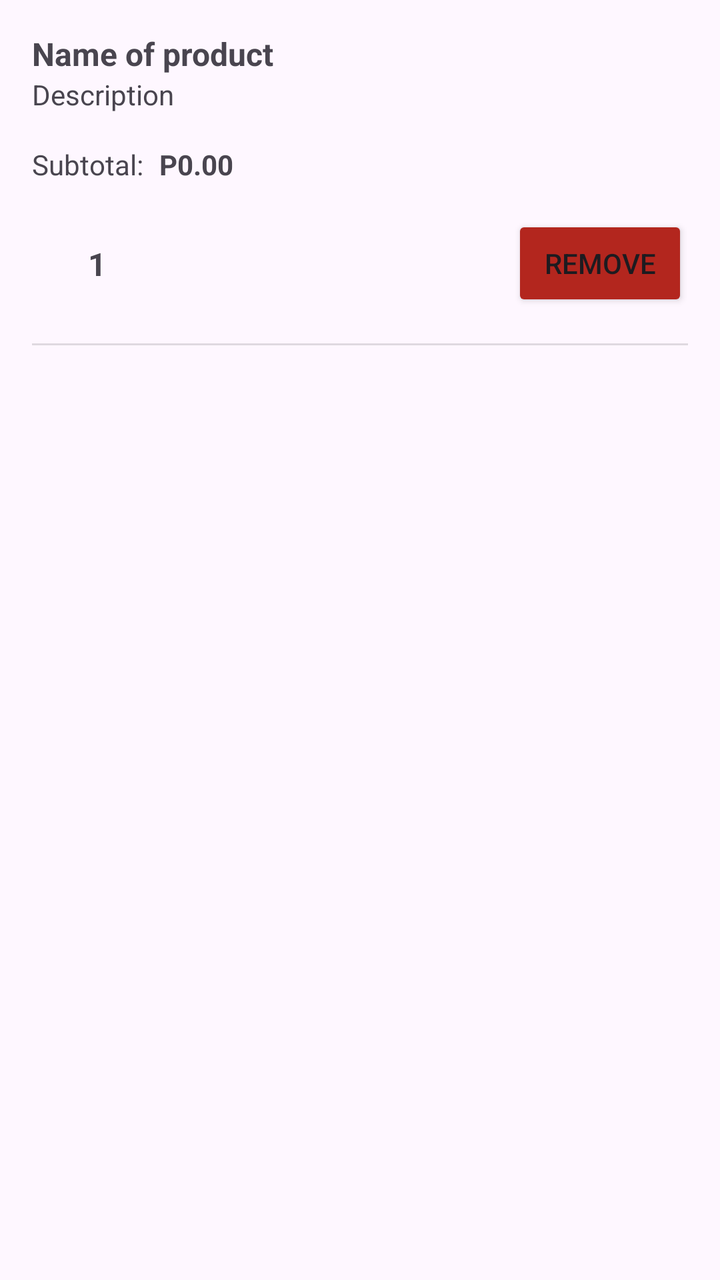
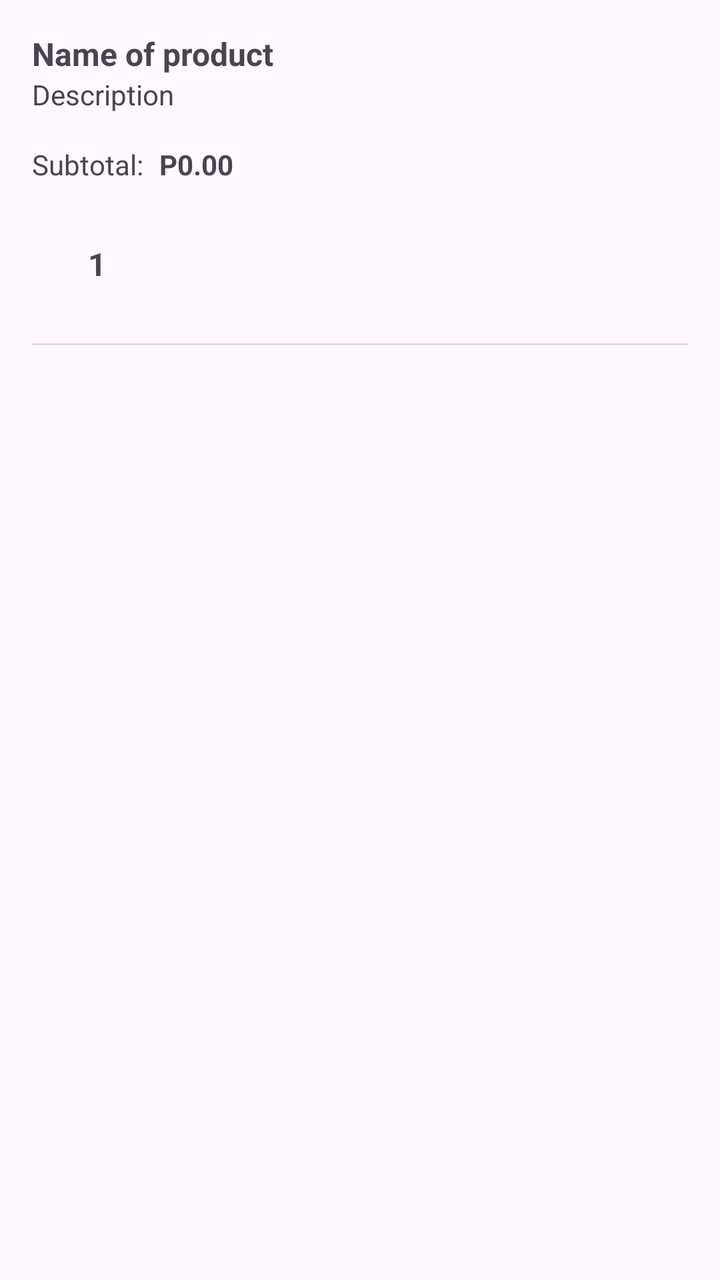

Compare the two renders of this Android layout. The source of the first and the diff that turns it into the second are given below.
<!-- AndroidManifest.xml: application theme Theme.RmmcGabay -->
<!-- res/layout/layout_checkout.xml -->
<?xml version="1.0" encoding="utf-8"?>
<androidx.constraintlayout.widget.ConstraintLayout xmlns:android="http://schemas.android.com/apk/res/android"
    xmlns:app="http://schemas.android.com/apk/res-auto"
    xmlns:tools="http://schemas.android.com/tools"
    android:layout_width="match_parent"
    android:layout_height="wrap_content">

    <TextView
        android:id="@+id/tv_checkout_name"
        android:layout_width="wrap_content"
        android:layout_height="wrap_content"
        android:layout_marginStart="16dp"
        android:layout_marginTop="16dp"
        android:text="Name of product"
        android:textSize="16sp"
        android:textStyle="bold"
        app:layout_constraintStart_toStartOf="parent"
        app:layout_constraintTop_toTopOf="parent" />

    <TextView
        android:id="@+id/tv_checkout_description"
        android:layout_width="wrap_content"
        android:layout_height="wrap_content"
        android:layout_marginStart="16dp"
        android:text="Description"
        app:layout_constraintStart_toStartOf="parent"
        app:layout_constraintTop_toBottomOf="@+id/tv_checkout_name" />

    <TextView
        android:id="@+id/textView4"
        android:layout_width="wrap_content"
        android:layout_height="wrap_content"
        android:layout_marginStart="16dp"
        android:layout_marginTop="16dp"
        android:text="Subtotal:"
        app:layout_constraintStart_toStartOf="parent"
        app:layout_constraintTop_toBottomOf="@+id/tv_checkout_description" />

    <TextView
        android:id="@+id/tv_checkout_subtotal"
        android:layout_width="wrap_content"
        android:layout_height="wrap_content"
        android:layout_marginStart="8dp"
        android:text="P0.00"
        android:textStyle="bold"
        app:layout_constraintBottom_toBottomOf="@+id/textView4"
        app:layout_constraintStart_toEndOf="@+id/textView4"
        app:layout_constraintTop_toTopOf="@+id/textView4"
        app:layout_constraintVertical_bias="0.0" />

    <Button
        android:id="@+id/btn_checkout_decrease"
        style="@style/Widget.Material3.Button.IconButton.Filled.Tonal"
        android:layout_width="wrap_content"
        android:layout_height="wrap_content"
        android:layout_marginStart="16dp"
        android:layout_marginTop="16dp"
        android:contentDescription="Decrease"
        app:icon="@drawable/ic_remove"
        app:layout_constraintStart_toStartOf="parent"
        app:layout_constraintTop_toBottomOf="@+id/textView4" />

    <TextView
        android:id="@+id/tv_checkout_quantity"
        android:layout_width="wrap_content"
        android:layout_height="wrap_content"
        android:layout_marginStart="8dp"
        android:text="1"
        android:textSize="16sp"
        android:textStyle="bold"
        app:layout_constraintBottom_toBottomOf="@+id/btn_checkout_decrease"
        app:layout_constraintStart_toEndOf="@+id/btn_checkout_decrease"
        app:layout_constraintTop_toTopOf="@+id/btn_checkout_decrease" />

    <Button
        android:id="@+id/btn_checkout_increase"
        style="@style/Widget.Material3.Button.IconButton.Filled.Tonal"
        android:layout_width="wrap_content"
        android:layout_height="wrap_content"
        android:layout_marginStart="8dp"
        android:contentDescription="Increase"
        app:icon="@drawable/ic_add"
        app:layout_constraintBottom_toBottomOf="@+id/btn_checkout_decrease"
        app:layout_constraintStart_toEndOf="@+id/tv_checkout_quantity"
        app:layout_constraintTop_toTopOf="@+id/btn_checkout_decrease" />

    <Button
        android:id="@+id/btn_checkout_remove"
        android:layout_width="wrap_content"
        android:layout_height="wrap_content"
        android:layout_marginEnd="16dp"
        android:backgroundTint="?attr/colorError"
        android:text="Remove"
        app:icon="@drawable/ic_delete"
        app:layout_constraintBottom_toBottomOf="@+id/btn_checkout_increase"
        app:layout_constraintEnd_toEndOf="parent"
        app:layout_constraintTop_toTopOf="@+id/btn_checkout_increase" />

    <View
        android:id="@+id/divider5"
        android:layout_width="0dp"
        android:layout_height="1dp"
        android:layout_marginStart="16dp"
        android:layout_marginTop="16dp"
        android:layout_marginEnd="16dp"
        android:background="?android:attr/listDivider"
        app:layout_constraintEnd_toEndOf="parent"
        app:layout_constraintStart_toStartOf="parent"
        app:layout_constraintTop_toBottomOf="@+id/btn_checkout_increase" />
</androidx.constraintlayout.widget.ConstraintLayout>
<!-- resources referenced by this layout -->
<resources>
  <!-- drawable ic_add (drawable) -->
  <vector xmlns:android="http://schemas.android.com/apk/res/android"
      android:width="24dp"
      android:height="24dp"
      android:viewportWidth="960"
      android:viewportHeight="960"
      android:tint="?attr/colorControlNormal">
    <path
        android:fillColor="@android:color/white"
        android:pathData="M440,520L200,520L200,440L440,440L440,200L520,200L520,440L760,440L760,520L520,520L520,760L440,760L440,520Z"/>
  </vector>
  <!-- drawable ic_delete (drawable) -->
  <vector xmlns:android="http://schemas.android.com/apk/res/android"
      android:width="24dp"
      android:height="24dp"
      android:viewportWidth="960"
      android:viewportHeight="960"
      android:tint="?attr/colorControlNormal">
    <path
        android:fillColor="@android:color/white"
        android:pathData="M280,840Q247,840 223.5,816.5Q200,793 200,760L200,240L160,240L160,160L360,160L360,120L600,120L600,160L800,160L800,240L760,240L760,760Q760,793 736.5,816.5Q713,840 680,840L280,840ZM680,240L280,240L280,760Q280,760 280,760Q280,760 280,760L680,760Q680,760 680,760Q680,760 680,760L680,240ZM360,680L440,680L440,320L360,320L360,680ZM520,680L600,680L600,320L520,320L520,680ZM280,240L280,240L280,760Q280,760 280,760Q280,760 280,760L280,760Q280,760 280,760Q280,760 280,760L280,240Z"/>
  </vector>
  <!-- drawable ic_remove (drawable) -->
  <vector xmlns:android="http://schemas.android.com/apk/res/android"
      android:width="24dp"
      android:height="24dp"
      android:viewportWidth="960"
      android:viewportHeight="960"
      android:tint="?attr/colorControlNormal">
    <path
        android:fillColor="@android:color/white"
        android:pathData="M200,520L200,440L760,440L760,520L200,520Z"/>
  </vector>
  <style name="Theme.RmmcGabay" parent="Base.Theme.RmmcGabay" />
  <style name="Base.Theme.RmmcGabay" parent="Theme.Material3.DayNight">
          
          
      </style>
</resources>

<!-- the commit's change to res/layout/layout_checkout.xml (unified diff, before → after) -->
@@ -86,15 +86,16 @@
 
     <Button
         android:id="@+id/btn_checkout_remove"
+        style="@style/Widget.Material3.Button.IconButton"
         android:layout_width="wrap_content"
         android:layout_height="wrap_content"
+        android:layout_marginTop="16dp"
         android:layout_marginEnd="16dp"
         android:backgroundTint="?attr/colorError"
-        android:text="Remove"
-        app:icon="@drawable/ic_delete"
-        app:layout_constraintBottom_toBottomOf="@+id/btn_checkout_increase"
+        app:icon="@drawable/ix_remove"
+        app:iconTint="?attr/colorOnError"
         app:layout_constraintEnd_toEndOf="parent"
-        app:layout_constraintTop_toTopOf="@+id/btn_checkout_increase" />
+        app:layout_constraintTop_toTopOf="parent" />
 
     <View
         android:id="@+id/divider5"
<!-- resource entries referenced after the edit -->
@@ -11,17 +11,6 @@
         android:fillColor="@android:color/white"
         android:pathData="M440,520L200,520L200,440L440,440L440,200L520,200L520,440L760,440L760,520L520,520L520,760L440,760L440,520Z"/>
   </vector>
-  <!-- drawable ic_delete (drawable) -->
-  <vector xmlns:android="http://schemas.android.com/apk/res/android"
-      android:width="24dp"
-      android:height="24dp"
-      android:viewportWidth="960"
-      android:viewportHeight="960"
-      android:tint="?attr/colorControlNormal">
-    <path
-        android:fillColor="@android:color/white"
-        android:pathData="M280,840Q247,840 223.5,816.5Q200,793 200,760L200,240L160,240L160,160L360,160L360,120L600,120L600,160L800,160L800,240L760,240L760,760Q760,793 736.5,816.5Q713,840 680,840L280,840ZM680,240L280,240L280,760Q280,760 280,760Q280,760 280,760L680,760Q680,760 680,760Q680,760 680,760L680,240ZM360,680L440,680L440,320L360,320L360,680ZM520,680L600,680L600,320L520,320L520,680ZM280,240L280,240L280,760Q280,760 280,760Q280,760 280,760L280,760Q280,760 280,760Q280,760 280,760L280,240Z"/>
-  </vector>
   <!-- drawable ic_remove (drawable) -->
   <vector xmlns:android="http://schemas.android.com/apk/res/android"
       android:width="24dp"
@@ -33,6 +22,17 @@
         android:fillColor="@android:color/white"
         android:pathData="M200,520L200,440L760,440L760,520L200,520Z"/>
   </vector>
+  <!-- drawable ix_remove (drawable) -->
+  <vector xmlns:android="http://schemas.android.com/apk/res/android"
+      android:width="24dp"
+      android:height="24dp"
+      android:viewportWidth="960"
+      android:viewportHeight="960"
+      android:tint="?attr/colorOnError">
+    <path
+        android:fillColor="@android:color/white"
+        android:pathData="M256,760L200,704L424,480L200,256L256,200L480,424L704,200L760,256L536,480L760,704L704,760L480,536L256,760Z"/>
+  </vector>
   <style name="Theme.RmmcGabay" parent="Base.Theme.RmmcGabay" />
   <style name="Base.Theme.RmmcGabay" parent="Theme.Material3.DayNight">
           
